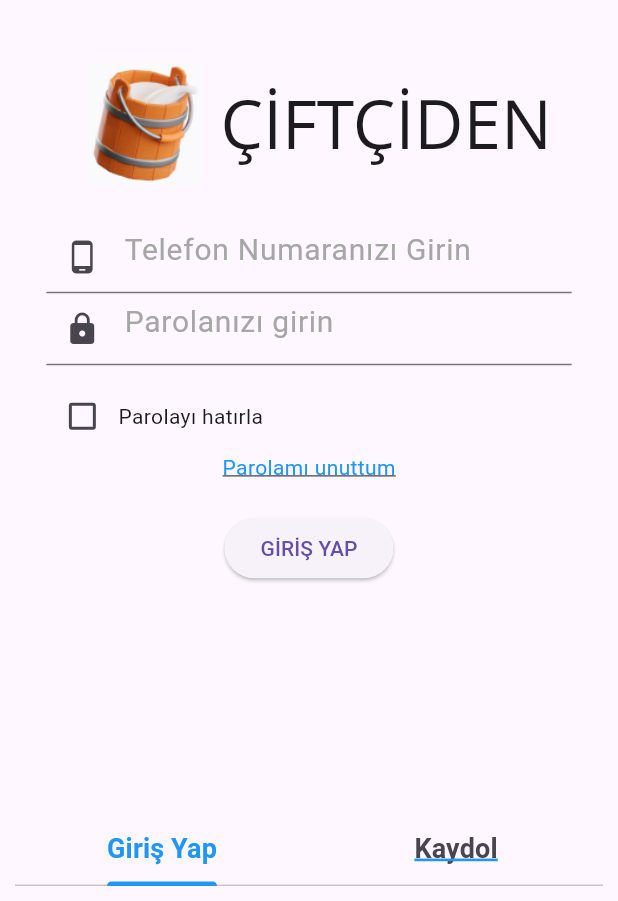
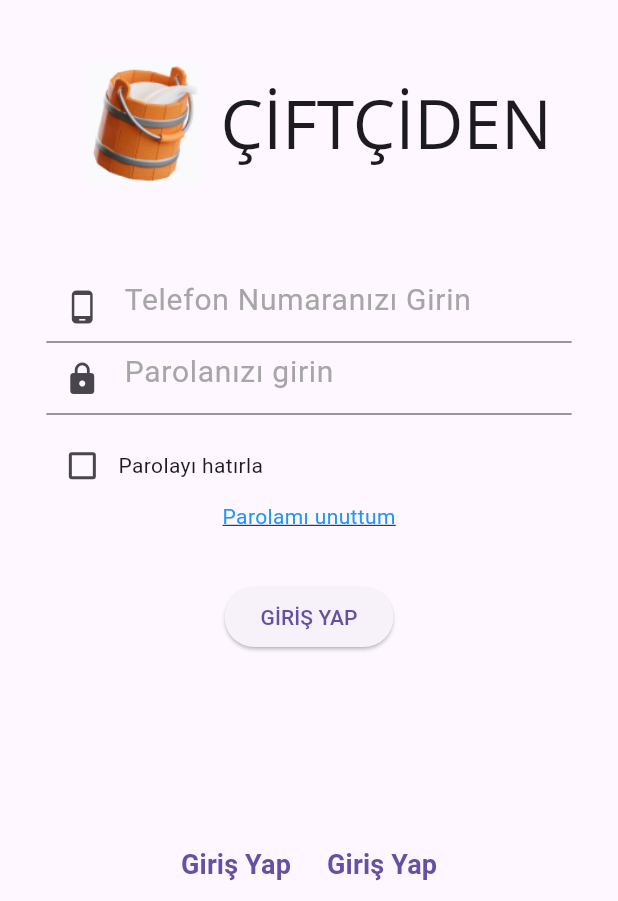
Before and after one commit to isooo82/ciftciden, a Flutter app: the screen it shows after launch, on a phone screen of 412 x 824 dp, the part 335-1236 px from its top. Run offline on Flutter 3.47's test engine with Material 2 defaults, Android fonts, the phone set to English and light mode, and no system bars; our stand-ins replace equatable, flutter_bloc, sizer; Roboto replaces fonts that are missing (Open Sans).

Commit message:
Update: ufak tefek şeyler

```diff
--- a/lib/ui/screens/log_in/login_screen.dart
+++ b/lib/ui/screens/log_in/login_screen.dart
@@ -22,10 +22,13 @@ class _LoginScreenState extends State<LoginScreen> {
         child: Container(
           height: 100.h,
           child: Column(
+            mainAxisAlignment: MainAxisAlignment.spaceBetween,
+            children: [
+              Column(
                 children: [
                   const UpperPlaceHolder(),
                   Padding(
-                padding: EdgeInsets.symmetric(horizontal: 7.5.w, vertical: 0.h),
+                    padding: EdgeInsets.symmetric(horizontal: 7.5.w, vertical: 4.h),
                     child: Column(
                       children: [
                         const CiftcidenTextField(icon: Icons.phone_android, text: "Telefon Numaranızı Girin"),
@@ -57,7 +60,7 @@ class _LoginScreenState extends State<LoginScreen> {
                             ),
                           ),
                         ),
-                    const SizedBox(height: 20),
+                        SizedBox(height: 4.h),
                         ElevatedButton(
                           onPressed: () {
                             // Login Butonuna Tıklanınca Yapılacak İşlemler
@@ -67,31 +70,18 @@ class _LoginScreenState extends State<LoginScreen> {
                       ],
                     ),
                   ),
-              Expanded(
-                child: Align(
-                  alignment: FractionalOffset.bottomCenter,
-                  child: Padding(
-                    padding: const EdgeInsets.all(10),
-                    child: DefaultTabController(
-                      length: 2,
-                      child: Column(
-                        mainAxisSize: MainAxisSize.min,
+                ],
+              ),
+              Align(
+                alignment: Alignment.bottomCenter,
+                child: Row(
+                  mainAxisSize: MainAxisSize.max,
+                  mainAxisAlignment: MainAxisAlignment.center,
                   children: [
-                          TabBar(
-                            indicatorColor: Colors.blue,
-                            labelColor: Colors.blue,
-                            onTap: (int page) {
-                              if(page == 0) {
+                    TextButton(
+                      onPressed: (){
                         Navigator.pushReplacementNamed(context, "/");
-
-                              } else {
-                                Navigator.pushReplacementNamed(context, "/register");
-                              }
-
                       },
-                            /*  underLineColor: Colors.grey,*/
-                            tabs: [
-                              Tab(
                       child: Text(
                         'Giriş Yap',
                         style: TextStyle(
@@ -105,13 +95,17 @@ class _LoginScreenState extends State<LoginScreen> {
                         ),
                       ),
                     ),
-                              Tab(
+                    TextButton(
+                      onPressed: (){
+
+                        Navigator.pushReplacementNamed(context, "/register");
+                      },
                       child: Text(
-                                  'Kaydol',
+                        'Giriş Yap',
                         style: TextStyle(
                           fontSize: 18,
                           fontWeight: FontWeight.bold,
-                                    decoration: !_rememberMe
+                          decoration: _rememberMe
                               ? TextDecoration.underline
                               : TextDecoration.none,
                           decorationColor: Colors.blue,
@@ -121,11 +115,6 @@ class _LoginScreenState extends State<LoginScreen> {
                     ),
                   ],
                 ),
-                        ],
-                      ),
-                    ),
-                  ),
-                ),
               ),
             ],
           ),
```
Also changed, not shown: lib/ui/screens/log_in/sub_screens/register/register.dart (+14 -30 lines). Lines whose indentation alone changed are shown as unchanged.
